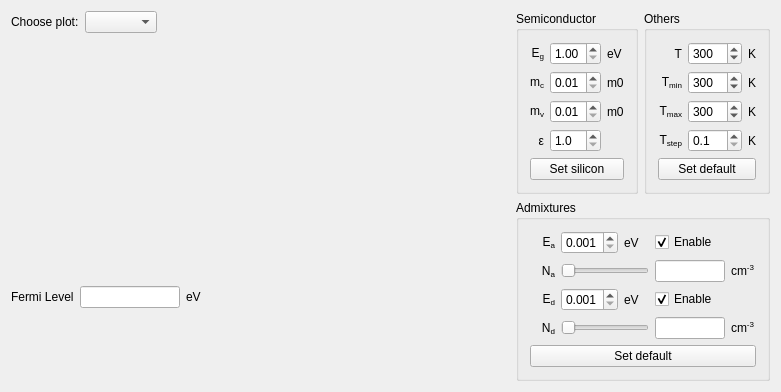
Qt form widget.ui (NIA/semiconductor) before a commit.
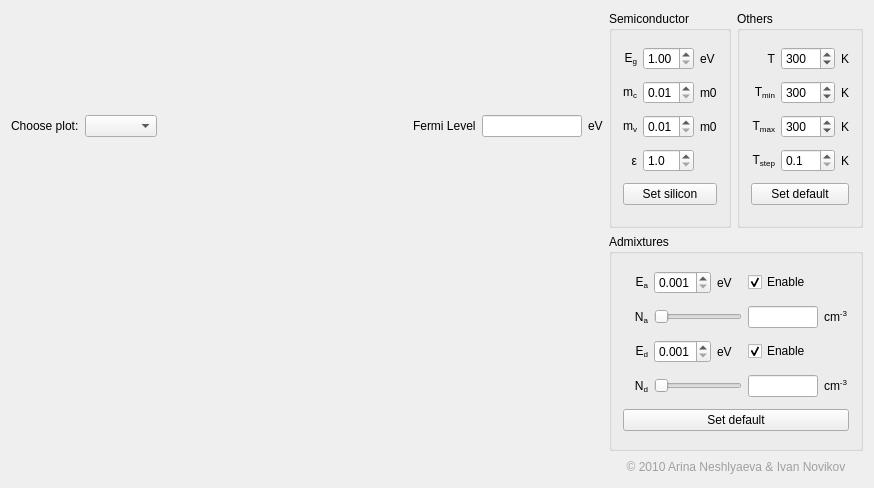
The same form after that commit. Custom widgets are drawn as their Qt base class.

Commit message: Приписал, кто мы такие молодцы

The edit to the form file:
```diff
--- a/widget.ui
+++ b/widget.ui
@@ -6,8 +6,8 @@
    <rect>
     <x>0</x>
     <y>0</y>
-    <width>781</width>
-    <height>379</height>
+    <width>874</width>
+    <height>488</height>
    </rect>
   </property>
   <property name="windowTitle">
@@ -45,13 +45,6 @@
          </property>
         </spacer>
        </item>
-      </layout>
-     </item>
-     <item>
-      <widget class="QwtPlot" name="plotArea"/>
-     </item>
-     <item>
-      <layout class="QHBoxLayout" name="horizontalLayout_2">
        <item>
         <widget class="QLabel" name="label_19">
          <property name="text">
@@ -79,21 +72,11 @@
          </property>
         </widget>
        </item>
-       <item>
-        <spacer name="horizontalSpacer">
-         <property name="orientation">
-          <enum>Qt::Horizontal</enum>
-         </property>
-         <property name="sizeHint" stdset="0">
-          <size>
-           <width>40</width>
-           <height>20</height>
-          </size>
-         </property>
-        </spacer>
-       </item>
       </layout>
      </item>
+     <item>
+      <widget class="QwtPlot" name="plotArea"/>
+     </item>
     </layout>
    </item>
    <item>
@@ -632,6 +615,59 @@
        </layout>
       </widget>
      </item>
+     <item>
+      <widget class="QLabel" name="label_14">
+       <property name="maximumSize">
+        <size>
+         <width>16777215</width>
+         <height>20</height>
+        </size>
+       </property>
+       <property name="palette">
+        <palette>
+         <active>
+          <colorrole role="WindowText">
+           <brush brushstyle="SolidPattern">
+            <color alpha="255">
+             <red>160</red>
+             <green>160</green>
+             <blue>160</blue>
+            </color>
+           </brush>
+          </colorrole>
+         </active>
+         <inactive>
+          <colorrole role="WindowText">
+           <brush brushstyle="SolidPattern">
+            <color alpha="255">
+             <red>160</red>
+             <green>160</green>
+             <blue>160</blue>
+            </color>
+           </brush>
+          </colorrole>
+         </inactive>
+         <disabled>
+          <colorrole role="WindowText">
+           <brush brushstyle="SolidPattern">
+            <color alpha="255">
+             <red>146</red>
+             <green>145</green>
+             <blue>144</blue>
+            </color>
+           </brush>
+          </colorrole>
+         </disabled>
+        </palette>
+       </property>
+       <property name="text">
+        <string>© 2010 Arina Neshlyaeva &amp; Ivan Novikov</string>
+       </property>
+       <property name="alignment">
+        <set>Qt::AlignCenter</set>
+       </property>
+      </widget>
+     </item>
     </layout>
    </item>
   </layout>
```
Left out of the diff: 2 changed lines with no effect on the pictures.
